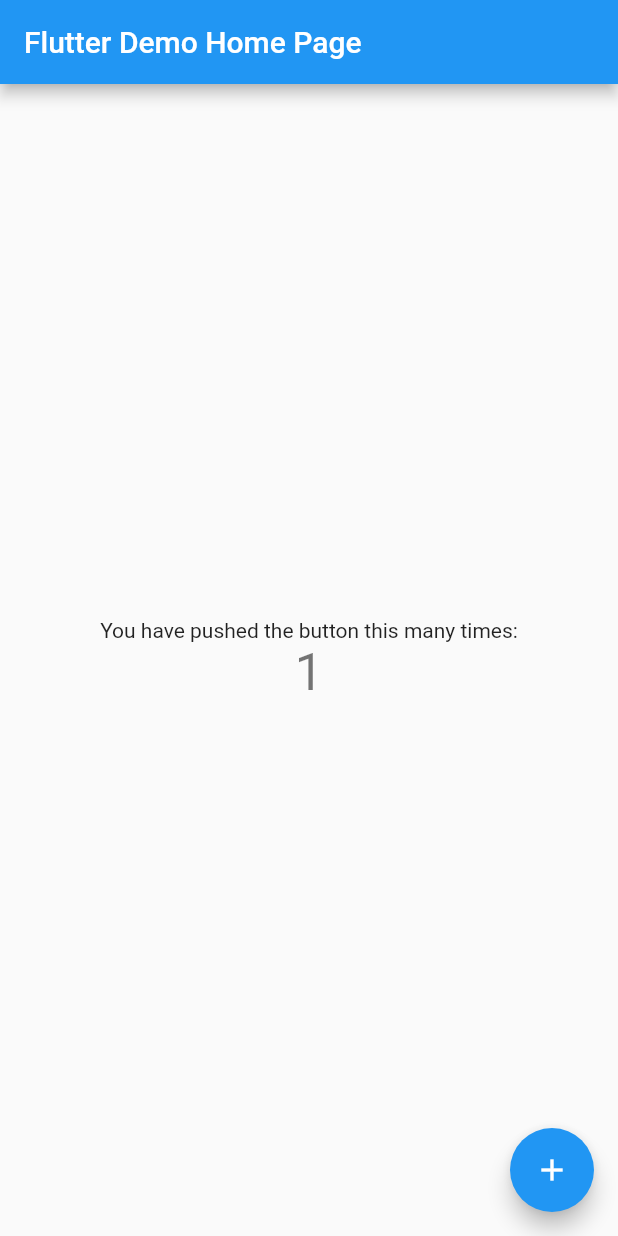
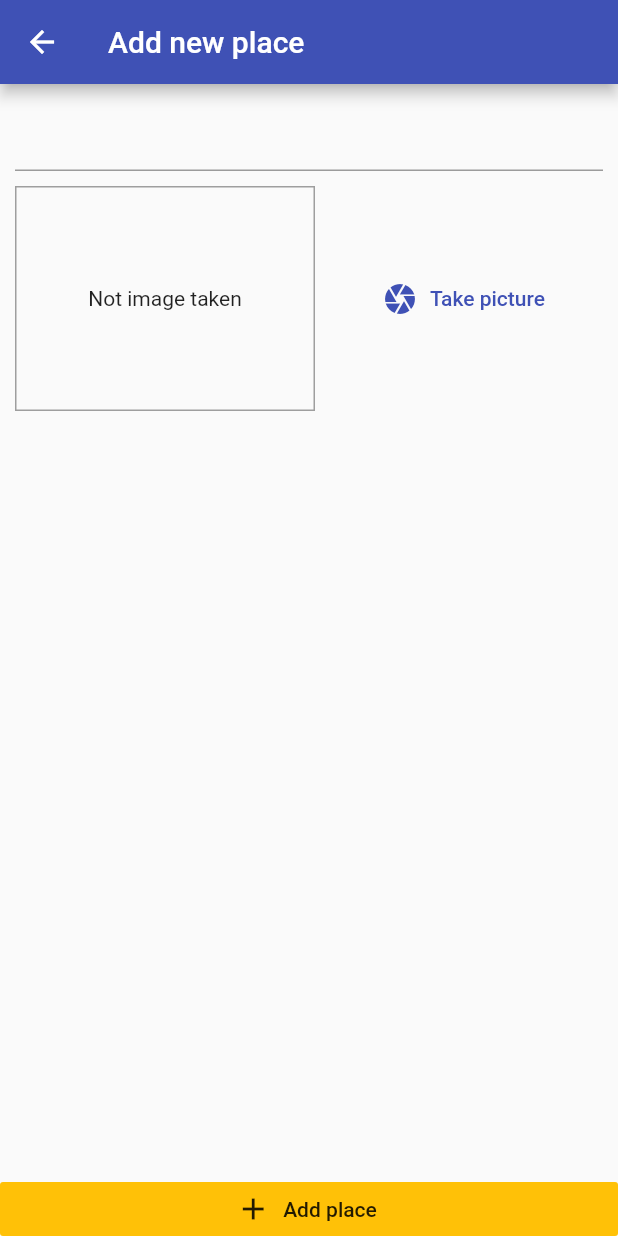
Before and after one commit to vlotysh/flutter-photozilla, a Flutter app: the screen it shows after launch, after a tap on the "add" icon, on a phone screen of 412 x 824 dp. Run offline on Flutter 3.47's test engine with Material 2 defaults, Android fonts, the phone set to English and light mode, and no system bars; our stand-ins replace image_picker.

Commit message:
Add camera save widget

```diff
--- /dev/null
+++ b/config/EnvConfig_example.dart
@@ -0,0 +1,6 @@
+/*
+class EnvConfig {
+  static const String FIREBASE_API_KEY = '****';
+    static const String BASE_STORAGE_URL = '****';
+}
+*/
--- /dev/null
+++ b/lib/app/PhotoZilla.dart
@@ -0,0 +1,21 @@
+import 'package:flutter/material.dart';
+import 'package:photozilla/app/providers/grate_places.dart';
+import 'package:photozilla/app/screens/add_place_screen.dart';
+import 'package:photozilla/app/screens/place_list_screen.dart';
+import 'package:provider/provider.dart';
+
+class PhotoZilla extends StatelessWidget {
+  @override
+  Widget build(BuildContext context) {
+    return ChangeNotifierProvider.value(
+      value: GreatPlaces(),
+      child: MaterialApp(
+        title: 'Photozilla',
+        theme:
+            ThemeData(primarySwatch: Colors.indigo, accentColor: Colors.amber),
+        home: PlacesListScreen(),
+        routes: {AddPlaceScreen.routeName: (ctx) => AddPlaceScreen()},
+      ),
+    );
+  }
+}
--- /dev/null
+++ b/lib/app/models/place.dart
@@ -0,0 +1,24 @@
+import 'dart:io';
+
+import 'package:flutter/foundation.dart';
+
+class PlaceLocation {
+  final double latitude;
+  final double longitude;
+  final String address;
+
+  PlaceLocation({this.latitude, this.longitude, this.address});
+}
+
+class Place {
+  final String id;
+  final String title;
+  final PlaceLocation location;
+  final File image;
+
+  Place(
+      {@required this.id,
+      @required this.title,
+      @required this.location,
+      @required this.image});
+}
--- /dev/null
+++ b/lib/app/providers/grate_places.dart
@@ -0,0 +1,11 @@
+import 'package:flutter/foundation.dart';
+
+import '../models/place.dart';
+
+class GreatPlaces with ChangeNotifier {
+  List<Place> _items = [];
+
+  List<Place> get items {
+    return [..._items];
+  }
+}
--- /dev/null
+++ b/lib/app/screens/add_place_screen.dart
@@ -0,0 +1,54 @@
+import 'package:flutter/material.dart';
+import 'package:photozilla/widgets/image_input.dart';
+
+class AddPlaceScreen extends StatefulWidget {
+  static const routeName = '/add_place';
+
+  @override
+  _AddPlaceScreenState createState() => _AddPlaceScreenState();
+}
+
+class _AddPlaceScreenState extends State<AddPlaceScreen> {
+  TextEditingController _titleController = TextEditingController();
+
+  @override
+  Widget build(BuildContext context) {
+    return Scaffold(
+      appBar: AppBar(
+        title: Text('Add new place'),
+      ),
+      body: Column(
+        mainAxisAlignment: MainAxisAlignment.spaceBetween,
+        crossAxisAlignment: CrossAxisAlignment.stretch,
+        children: [
+          Expanded(
+            child: SingleChildScrollView(
+              child: Padding(
+                padding: const EdgeInsets.all(10.0),
+                child: Column(
+                  children: [
+                    TextField(
+                      controller: _titleController,
+                      decoration: InputDecoration(),
+                    ),
+                    SizedBox(
+                      height: 10,
+                    ),
+                    ImageInput()
+                  ],
+                ),
+              ),
+            ),
+          ),
+          RaisedButton.icon(
+              elevation: 0,
+              materialTapTargetSize: MaterialTapTargetSize.shrinkWrap,
+              color: Theme.of(context).accentColor,
+              label: Text('Add place'),
+              onPressed: () {},
+              icon: Icon(Icons.add))
+        ],
+      ),
+    );
+  }
+}
--- /dev/null
+++ b/lib/app/screens/place_list_screen.dart
@@ -0,0 +1,22 @@
+import 'package:flutter/material.dart';
+import 'package:photozilla/app/screens/add_place_screen.dart';
+
+class PlacesListScreen extends StatelessWidget {
+  @override
+  Widget build(BuildContext context) {
+    return Scaffold(
+      appBar: AppBar(
+        title: Text('Places'),
+        actions: [
+          IconButton(
+            icon: Icon(Icons.add),
+            onPressed: () {
+              Navigator.of(context).pushNamed(AddPlaceScreen.routeName);
+            },
+          )
+        ],
+      ),
+      body: Center(child: CircularProgressIndicator()),
+    );
+  }
+}
--- /dev/null
+++ b/lib/config/EnvConfig_example.dart
@@ -0,0 +1,6 @@
+/*
+class EnvConfig {
+  static const String FIREBASE_API_KEY = '****';
+    static const String BASE_STORAGE_URL = '****';
+}
+*/
--- /dev/null
+++ b/lib/config/flavor_config.dart
@@ -0,0 +1,46 @@
+import 'package:flutter/material.dart';
+
+enum Flavor { DEV, QA, PRODUCTION }
+
+class FlavorValues {
+  final String baseStorageUrl;
+  final String fireBaseApiKey;
+
+  FlavorValues({@required this.baseStorageUrl, @required this.fireBaseApiKey});
+}
+
+class FlavorConfig {
+  final Flavor flavor;
+  final String name;
+  final Color color;
+  final FlavorValues values;
+  static FlavorConfig _instance;
+
+  factory FlavorConfig(
+      {@required Flavor flavor,
+      Color color: Colors.blue,
+      @required FlavorValues values}) {
+    String flavorValue;
+    if (flavor == Flavor.DEV) {
+      flavorValue = 'DEV';
+    }
+    if (flavor == Flavor.QA) {
+      flavorValue = 'QA';
+    }
+    if (flavor == Flavor.PRODUCTION) {
+      flavorValue = 'PRODUCTION';
+    }
+
+    _instance ??= FlavorConfig._internal(flavor, flavorValue, color, values);
+    return _instance;
+  }
+
+  FlavorConfig._internal(this.flavor, this.name, this.color, this.values);
+  static FlavorConfig get instance {
+    return _instance;
+  }
+
+  static bool isProduction() => _instance.flavor == Flavor.PRODUCTION;
+  static bool isDevelopment() => _instance.flavor == Flavor.DEV;
+  static bool isQA() => _instance.flavor == Flavor.QA;
+}
--- a/lib/main.dart
+++ b/lib/main.dart
@@ -1,117 +1,16 @@
 import 'package:flutter/material.dart';
+import 'package:photozilla/config/EnvConfig.dart';
+import 'package:photozilla/config/flavor_config.dart';
+
+import 'app/PhotoZilla.dart';
 
 void main() {
-  runApp(MyApp());
+  FlavorConfig(
+      flavor: Flavor.DEV,
+      color: Colors.purple,
+      values: FlavorValues(
+          //https://meaium.com/flutter-community/flutter-ready-to-go-e59873f9d7de#c38c
+          fireBaseApiKey: EnvConfig.FIREBASE_API_KEY,
+          baseStorageUrl: EnvConfig.BASE_STORAGE_URL));
+  runApp(PhotoZilla());
 }
-
-class MyApp extends StatelessWidget {
-  // This widget is the root of your application.
-  @override
-  Widget build(BuildContext context) {
-    return MaterialApp(
-      title: 'Flutter Demo',
-      theme: ThemeData(
-        // This is the theme of your application.
-        //
-        // Try running your application with "flutter run". You'll see the
-        // application has a blue toolbar. Then, without quitting the app, try
-        // changing the primarySwatch below to Colors.green and then invoke
-        // "hot reload" (press "r" in the console where you ran "flutter run",
-        // or simply save your changes to "hot reload" in a Flutter IDE).
-        // Notice that the counter didn't reset back to zero; the application
-        // is not restarted.
-        primarySwatch: Colors.blue,
-        // This makes the visual density adapt to the platform that you run
-        // the app on. For desktop platforms, the controls will be smaller and
-        // closer together (more dense) than on mobile platforms.
-        visualDensity: VisualDensity.adaptivePlatformDensity,
-      ),
-      home: MyHomePage(title: 'Flutter Demo Home Page'),
-    );
-  }
-}
-
-class MyHomePage extends StatefulWidget {
-  MyHomePage({Key key, this.title}) : super(key: key);
-
-  // This widget is the home page of your application. It is stateful, meaning
-  // that it has a State object (defined below) that contains fields that affect
-  // how it looks.
-
-  // This class is the configuration for the state. It holds the values (in this
-  // case the title) provided by the parent (in this case the App widget) and
-  // used by the build method of the State. Fields in a Widget subclass are
-  // always marked "final".
-
-  final String title;
-
-  @override
-  _MyHomePageState createState() => _MyHomePageState();
-}
-
-class _MyHomePageState extends State<MyHomePage> {
-  int _counter = 0;
-
-  void _incrementCounter() {
-    setState(() {
-      // This call to setState tells the Flutter framework that something has
-      // changed in this State, which causes it to rerun the build method below
-      // so that the display can reflect the updated values. If we changed
-      // _counter without calling setState(), then the build method would not be
-      // called again, and so nothing would appear to happen.
-      _counter++;
-    });
-  }
-
-  @override
-  Widget build(BuildContext context) {
-    // This method is rerun every time setState is called, for instance as done
-    // by the _incrementCounter method above.
-    //
-    // The Flutter framework has been optimized to make rerunning build methods
-    // fast, so that you can just rebuild anything that needs updating rather
-    // than having to individually change instances of widgets.
-    return Scaffold(
-      appBar: AppBar(
-        // Here we take the value from the MyHomePage object that was created by
-        // the App.build method, and use it to set our appbar title.
-        title: Text(widget.title),
-      ),
-      body: Center(
-        // Center is a layout widget. It takes a single child and positions it
-        // in the middle of the parent.
-        child: Column(
-          // Column is also a layout widget. It takes a list of children and
-          // arranges them vertically. By default, it sizes itself to fit its
-          // children horizontally, and tries to be as tall as its parent.
-          //
-          // Invoke "debug painting" (press "p" in the console, choose the
-          // "Toggle Debug Paint" action from the Flutter Inspector in Android
-          // Studio, or the "Toggle Debug Paint" command in Visual Studio Code)
-          // to see the wireframe for each widget.
-          //
-          // Column has various properties to control how it sizes itself and
-          // how it positions its children. Here we use mainAxisAlignment to
-          // center the children vertically; the main axis here is the vertical
-          // axis because Columns are vertical (the cross axis would be
-          // horizontal).
-          mainAxisAlignment: MainAxisAlignment.center,
-          children: <Widget>[
-            Text(
-              'You have pushed the button this many times:',
-            ),
-            Text(
-              '$_counter',
-              style: Theme.of(context).textTheme.headline4,
-            ),
-          ],
-        ),
-      ),
-      floatingActionButton: FloatingActionButton(
-        onPressed: _incrementCounter,
-        tooltip: 'Increment',
-        child: Icon(Icons.add),
-      ), // This trailing comma makes auto-formatting nicer for build methods.
-    );
-  }
-}
--- /dev/null
+++ b/lib/widgets/image_input.dart
@@ -0,0 +1,71 @@
+import 'dart:io';
+
+import 'package:flutter/material.dart';
+import 'package:image_picker/image_picker.dart';
+import 'package:path/path.dart' as path;
+import 'package:path_provider/path_provider.dart' as syspath;
+
+class ImageInput extends StatefulWidget {
+  @override
+  _ImageInputState createState() => _ImageInputState();
+}
+
+class _ImageInputState extends State<ImageInput> {
+  File _storedImage;
+  final ImagePicker _picker = ImagePicker();
+
+  Future<void> _takePicture() async {
+    final PickedFile imageFile =
+        await _picker.getImage(source: ImageSource.camera, maxWidth: 600);
+
+    setState(() {
+      if (imageFile != null) {
+        print('save');
+        _storedImage = File(imageFile.path);
+      } else {
+        print('No image selected.');
+      }
+    });
+
+    final appDir = await syspath.getApplicationDocumentsDirectory();
+    final String fileName = path.basename(imageFile.path);
+    final savedImage = await _storedImage.copy('${appDir.path}/$fileName');
+    print('SAVED!!!!');
+  }
+
+  @override
+  Widget build(BuildContext context) {
+    return Row(
+      children: [
+        Container(
+          width: 200,
+          height: 150,
+          alignment: Alignment.center,
+          decoration:
+              BoxDecoration(border: Border.all(color: Colors.grey, width: 1)),
+          child: _storedImage != null
+              ? Image.file(
+                  _storedImage,
+                  fit: BoxFit.cover,
+                  width: double.infinity,
+                )
+              : Text(
+                  'Not image taken',
+                  textAlign: TextAlign.center,
+                ),
+        ),
+        SizedBox(
+          width: 10,
+        ),
+        Expanded(
+          child: FlatButton.icon(
+            icon: Icon(Icons.camera),
+            label: Text('Take picture'),
+            textColor: Theme.of(context).primaryColor,
+            onPressed: _takePicture,
+          ),
+        )
+      ],
+    );
+  }
+}
```
Also changed, not shown: config/flavor_config.dart (added, +46 -0 lines), lib/app/screens/place_details_screen.dart (added, +22 -0 lines), pubspec.yaml (+8 -1 lines), pubspec.lock, 7 other files.
